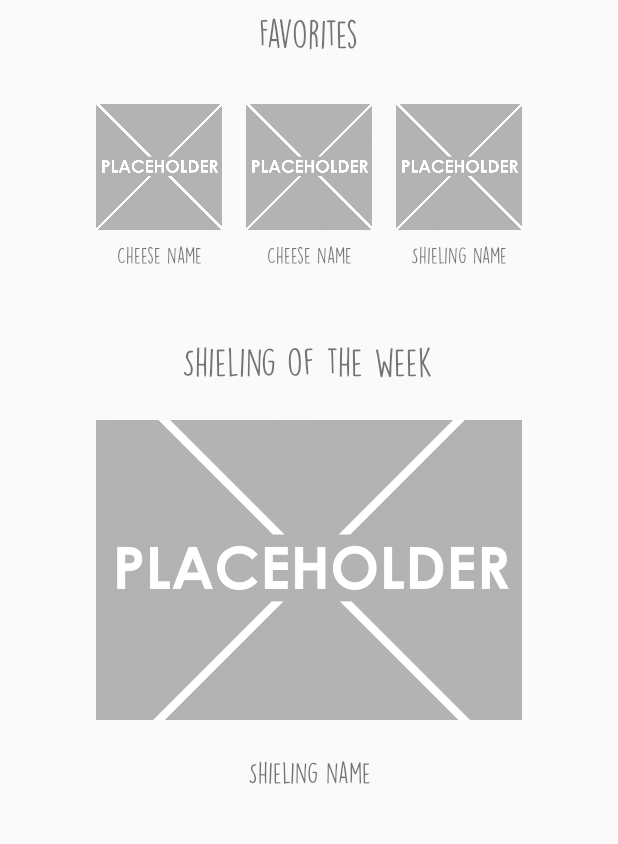
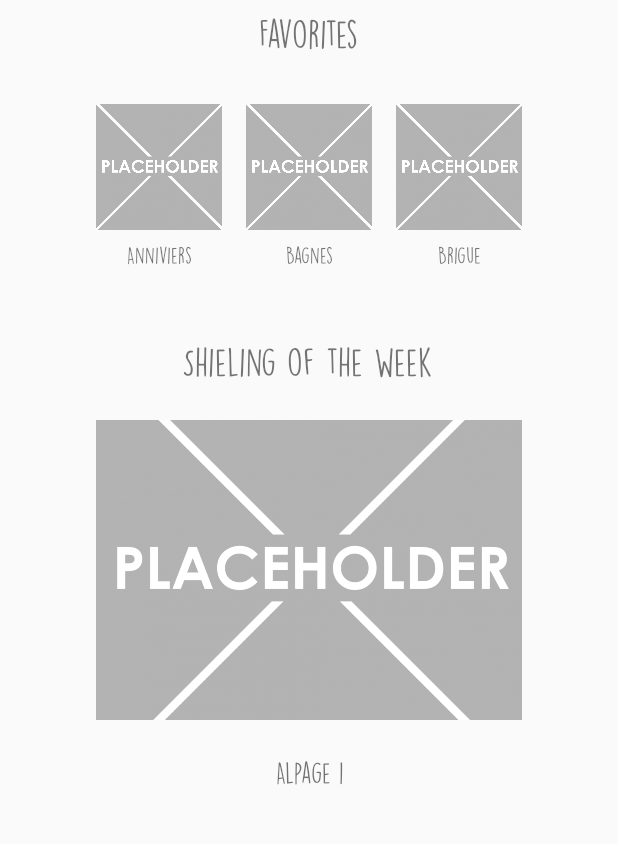
Before and after one commit to khrid/HES_644-1_MobileDev_RacletteDB, an Android app: the screen it shows after launch (MainActivity), on a phone screen of 412 x 824 dp, the part 240-1084 px from its top. Run offline under Robolectric (Android 15) with nearby library versions, the phone set to English and light mode, and no system bars; our stand-ins replace Room's generated code; 4 statements that could not run were skipped.

Commit message:
Travail de la matinée

```diff
--- a/app/src/main/java/ch/hevs/students/raclettedb/adapter/RecyclerAdapter.java
+++ b/app/src/main/java/ch/hevs/students/raclettedb/adapter/RecyclerAdapter.java
@@ -2,6 +2,9 @@ package ch.hevs.students.raclettedb.adapter;
 
 import androidx.recyclerview.widget.DiffUtil;
 import androidx.recyclerview.widget.RecyclerView;
+
+import android.content.Context;
+import android.graphics.Typeface;
 import android.view.LayoutInflater;
 import android.view.ViewGroup;
 import android.widget.TextView;
@@ -23,11 +26,13 @@ public class RecyclerAdapter<T> extends RecyclerView.Adapter<RecyclerAdapter.Vie
     // Complex data items may need more than one view per item, and
     // you provide access to all the views for a data item in a view holder
     static class ViewHolder extends RecyclerView.ViewHolder {
+        Context mContext;
         // each data item is just a string in this case
         TextView mTextView;
-        ViewHolder(TextView textView) {
+        ViewHolder(/*Context context, */ TextView textView) {
             super(textView);
             mTextView = textView;
+            //mContext = context;
         }
     }
 
@@ -56,6 +61,8 @@ public class RecyclerAdapter<T> extends RecyclerView.Adapter<RecyclerAdapter.Vie
             holder.mTextView.setText(((CheeseEntity) item).getName());
         if (item.getClass().equals(ShielingEntity.class))
             holder.mTextView.setText(((ShielingEntity) item).getName());
+
+        //holder.mTextView.setTypeface(Typeface.createFromAsset(holder.mContext.getAssets(),));
     }
 
     @Override
--- a/app/src/main/java/ch/hevs/students/raclettedb/database/AppDatabase.java
+++ b/app/src/main/java/ch/hevs/students/raclettedb/database/AppDatabase.java
@@ -17,7 +17,7 @@ import ch.hevs.students.raclettedb.database.dao.ShielingDao;
 import ch.hevs.students.raclettedb.database.entity.CheeseEntity;
 import ch.hevs.students.raclettedb.database.entity.ShielingEntity;
 
-@Database(entities = {ShielingEntity.class,CheeseEntity.class}, version = 4)
+@Database(entities = {ShielingEntity.class,CheeseEntity.class}, version = 5)
 public abstract class AppDatabase extends RoomDatabase {
 
     private static final String TAG = "AppDatabase";
@@ -62,7 +62,7 @@ public abstract class AppDatabase extends RoomDatabase {
                             database.setDatabaseCreated();
                         });
                     }
-                }).fallbackToDestructiveMigration() // TODO A faire quand on met à jour la structure de la DB (avec incrémentation du numéro de version de la DB)
+                })//.fallbackToDestructiveMigration() // TODO A faire quand on met à jour la structure de la DB (avec incrémentation du numéro de version de la DB)
                 .build();
     }
 
--- a/app/src/main/java/ch/hevs/students/raclettedb/database/dao/CheeseDao.java
+++ b/app/src/main/java/ch/hevs/students/raclettedb/database/dao/CheeseDao.java
@@ -18,10 +18,10 @@ import ch.hevs.students.raclettedb.database.entity.CheeseEntity;
 public interface CheeseDao {
 
 
-    @Query("SELECT * FROM cheese WHERE id = :id")
+    @Query("SELECT * FROM cheeses WHERE id = :id")
     LiveData<CheeseEntity> getById(Long id);
 
-    @Query("SELECT * from cheese ORDER BY name ASC")
+    @Query("SELECT * from cheeses ORDER BY name ASC")
     LiveData<List<CheeseEntity>> getAll();
 
     @Insert()
@@ -36,7 +36,7 @@ public interface CheeseDao {
     @Delete
     void delete(CheeseEntity cheese);
 
-    @Query("DELETE FROM cheese")
+    @Query("DELETE FROM cheeses")
     void deleteAll();
 
 
--- a/app/src/main/java/ch/hevs/students/raclettedb/database/dao/ShielingDao.java
+++ b/app/src/main/java/ch/hevs/students/raclettedb/database/dao/ShielingDao.java
@@ -18,10 +18,10 @@ import ch.hevs.students.raclettedb.database.entity.ShielingEntity;
 @Dao
 public interface ShielingDao {
 
-    @Query("SELECT * FROM shieling WHERE id = :id")
+    @Query("SELECT * FROM shielings WHERE id = :id")
     LiveData<ShielingEntity> getById(Long id);
 
-    @Query("SELECT * from shieling ORDER BY name ASC")
+    @Query("SELECT * from shielings ORDER BY name ASC")
     LiveData<List<ShielingEntity>> getAll();
 
     @Insert()
@@ -36,7 +36,7 @@ public interface ShielingDao {
     @Delete
     void delete(ShielingEntity shieling);
 
-    @Query("DELETE FROM shieling")
+    @Query("DELETE FROM shielings")
     void deleteAll();
 
 }
--- a/app/src/main/java/ch/hevs/students/raclettedb/database/entity/CheeseEntity.java
+++ b/app/src/main/java/ch/hevs/students/raclettedb/database/entity/CheeseEntity.java
@@ -5,7 +5,7 @@ import androidx.room.ColumnInfo;
 import androidx.room.Entity;
 import androidx.room.PrimaryKey;
 
-@Entity(tableName = "cheese")
+@Entity(tableName = "cheeses")
 public class CheeseEntity {
 
     @PrimaryKey(autoGenerate = true)
--- a/app/src/main/java/ch/hevs/students/raclettedb/database/entity/ShielingEntity.java
+++ b/app/src/main/java/ch/hevs/students/raclettedb/database/entity/ShielingEntity.java
@@ -5,7 +5,7 @@ import androidx.room.ColumnInfo;
 import androidx.room.Entity;
 import androidx.room.PrimaryKey;
 
-@Entity(tableName = "shieling")
+@Entity(tableName = "shielings")
 public class ShielingEntity {
 
     @PrimaryKey(autoGenerate = true)
--- a/app/src/main/java/ch/hevs/students/raclettedb/ui/MainActivity.java
+++ b/app/src/main/java/ch/hevs/students/raclettedb/ui/MainActivity.java
@@ -1,17 +1,12 @@
 package ch.hevs.students.raclettedb.ui;
 
-import android.app.Application;
 import android.content.SharedPreferences;
 import android.os.Bundle;
-import android.preference.Preference;
 import android.util.Log;
 import android.widget.TextView;
-import android.widget.Toast;
 
 import androidx.core.view.GravityCompat;
 import androidx.appcompat.app.AlertDialog;
-import androidx.lifecycle.LiveData;
-import androidx.lifecycle.ViewModelProviders;
 
 import com.google.android.material.snackbar.Snackbar;
 
@@ -24,7 +19,6 @@ import ch.hevs.students.raclettedb.database.entity.CheeseEntity;
 import ch.hevs.students.raclettedb.database.entity.ShielingEntity;
 import ch.hevs.students.raclettedb.database.repository.CheeseRepository;
 import ch.hevs.students.raclettedb.database.repository.ShielingRepository;
-import ch.hevs.students.raclettedb.viewmodel.cheese.CheeseListViewModel;
 
 import static ch.hevs.students.raclettedb.database.AppDatabase.initializeDemoData;
 
@@ -38,6 +32,7 @@ public class MainActivity extends BaseActivity {
     private TextView tv_main_favorites_1;
     private TextView tv_main_favorites_2;
     private TextView tv_main_favorites_3;
+    private TextView tv_main_shieling_name;
     SharedPreferences settings;
 
     @Override
@@ -53,13 +48,21 @@ public class MainActivity extends BaseActivity {
         cheeseRepository = ((BaseApp) getApplication()).getCheeseRepository();
         cheeseRepository.getAllCheeses(getApplication()).observe(MainActivity.this, cheeseEntities -> {
             cheeses = cheeseEntities;
-            updateContent();
+            tv_main_favorites_1.setText(cheeses.get(0).getName());
+            tv_main_favorites_2.setText(cheeses.get(1).getName());
+            tv_main_favorites_3.setText(cheeses.get(2).getName());
+        });
+
+        shielingRepository = ((BaseApp) getApplication()).getShielingRepository();
+        shielingRepository.getAllShielings(getApplication()).observe(MainActivity.this, shielingEntities -> {
+            shielings = shielingEntities;
+            tv_main_shieling_name.setText(shielings.get(0).getName());
         });
 
         SharedPreferences settings = getSharedPreferences(BaseActivity.PREFS_NAME, 0);
         isAdmin = settings.getInt(BaseActivity.PREFS_IS_ADMIN, 0);
 
-        initializeDemoData(AppDatabase.getInstance(this)); // INITIALISE LA BASE A CHAQUE DEMARRAGE
+
     }
 
     @Override
@@ -95,13 +98,16 @@ public class MainActivity extends BaseActivity {
         tv_main_favorites_1 = findViewById(R.id.tv_main_favorites_1);
         tv_main_favorites_2 = findViewById(R.id.tv_main_favorites_2);
         tv_main_favorites_3 = findViewById(R.id.tv_main_favorites_3);
+        tv_main_shieling_name = findViewById(R.id.tv_main_shieling_name);
+
     }
 
     private void updateContent() {
         if (cheeses != null && cheeses.size() > 0) {
-            /*tv_main_favorites_1.setText(cheeses.get(0).getName());
+            tv_main_favorites_1.setText(cheeses.get(0).getName());
             tv_main_favorites_2.setText(cheeses.get(1).getName());
-            tv_main_favorites_3.setText(cheeses.get(2).getName());*/
+            tv_main_favorites_3.setText(cheeses.get(2).getName());
+            //tv_main_shieling_name.setText(shielings.get(0).getName());
             // TODO Réactiver ça quand initialisation base OK
         }
     }
--- /dev/null
+++ b/app/src/main/res/drawable/ic_cheese.xml
@@ -0,0 +1,12 @@
+<vector xmlns:android="http://schemas.android.com/apk/res/android"
+    android:width="24dp"
+    android:height="24dp"
+    android:viewportWidth="24"
+    android:viewportHeight="24">
+  <path
+      android:pathData="M11,17.5c0,-0.83 0.67,-1.5 1.5,-1.5c0.29,0 0.56,0.09 0.79,0.23l7.46,-4.3c-0.4,-0.71 -0.85,-1.38 -1.34,-2.03a0.92,0.92 0,0 1,-0.41 0.1c-0.55,0 -1,-0.45 -1,-1c0,-0.2 0.08,-0.38 0.18,-0.54A17.742,17.742 0,0 0,12 4.25C11.85,5.24 11,6 10,6a2,2 0,0 1,-2 -2c0,-0.28 0.06,-0.55 0.16,-0.79C7.3,3.08 6.41,3 5.5,3c-0.17,0 -0.33,0 -0.5,0.03v6.02a2.5,2.5 0,0 1,0 4.9V21l6,-3.46v-0.04M14,9a2,2 0,1 1,0 4c-1.11,0 -2,-0.89 -2,-2s0.9,-2 2,-2m-5,7c-0.55,0 -1,-0.45 -1,-1s0.45,-1 1,-1s1,0.45 1,1s-0.45,1 -1,1m0,-6c-0.55,0 -1,-0.45 -1,-1s0.45,-1 1,-1s1,0.45 1,1s-0.45,1 -1,1z"
+      android:fillColor="#000000"/>
+  <path
+      android:pathData="M0,0h24v24h-24z"
+      android:fillColor="#00000000"/>
+</vector>
--- /dev/null
+++ b/app/src/main/res/drawable/ic_terrain_24px.xml
@@ -0,0 +1,9 @@
+<vector xmlns:android="http://schemas.android.com/apk/res/android"
+    android:width="24dp"
+    android:height="24dp"
+    android:viewportWidth="24"
+    android:viewportHeight="24">
+  <path
+      android:fillColor="#FF000000"
+      android:pathData="M14,6l-3.75,5 2.85,3.8 -1.6,1.2C9.81,13.75 7,10 7,10l-6,8h22L14,6z"/>
+</vector>
--- a/app/src/main/res/layout/recycler_view.xml
+++ b/app/src/main/res/layout/recycler_view.xml
@@ -3,5 +3,6 @@
     android:id="@+id/tvRecyclerView"
     android:layout_width="wrap_content"
     android:layout_height="wrap_content"
+    android:fontFamily="@font/dk_lemon_yellow_sun"
     android:text="TextView"
-    android:textSize="25sp"/>
+    android:textSize="25sp" />
--- a/app/src/main/res/menu/activity_main_drawer.xml
+++ b/app/src/main/res/menu/activity_main_drawer.xml
@@ -3,13 +3,13 @@
 
     <group android:checkableBehavior="single">
         <item
+            android:id="@+id/nav_cheeses"
+            android:icon="@drawable/ic_cheese"
+            android:title="Cheeses" />
+        <item
             android:id="@+id/nav_shielings"
-            android:icon="@drawable/ic_baseline_food_bank_24"
+            android:icon="@drawable/ic_terrain_24px"
             android:title="Shielings" />
-        <item
-            android:id="@+id/nav_cheeses"
-            android:icon="@drawable/ic_baseline_food_bank_24"
-            android:title="Cheeses" />
         <item
             android:id="@+id/nav_admin"
             android:icon="@drawable/ic_admin_panel_settings_black_24dp"
```
